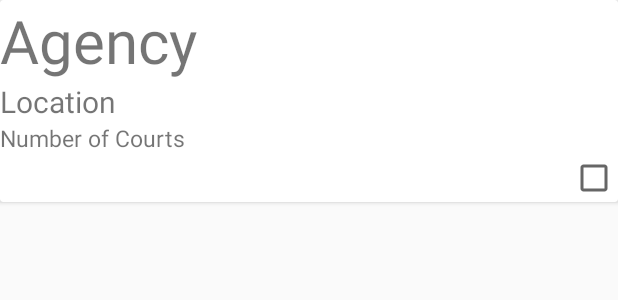
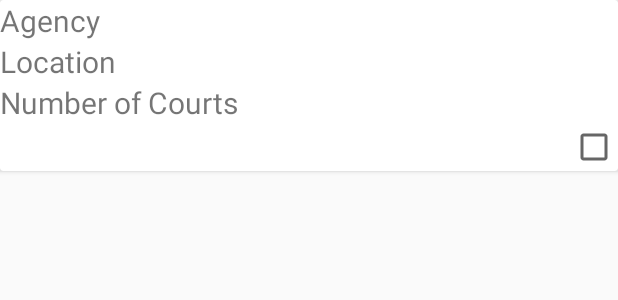
Before and after one commit to mrahimov/Hackathon, an Android app: the layout courts_item_view.xml on its own in the app's theme, with its tools: preview values and no code run, on a phone screen of 412 x 824 dp. Shown: the top 300 px of the screen. Run offline under Robolectric (Android 15) with nearby library versions, the phone set to English and light mode, and no system bars.

Commit message:
changed size

```diff
--- a/app/src/main/res/layout/courts_item_view.xml
+++ b/app/src/main/res/layout/courts_item_view.xml
@@ -15,7 +15,7 @@
             android:layout_width="wrap_content"
             android:layout_height="wrap_content"
             android:text="Agency"
-            android:textSize="40sp"/>
+            android:textSize="20sp"/>
 
         <TextView
             android:id="@+id/location_textView"
@@ -29,7 +29,7 @@
             android:layout_width="wrap_content"
             android:layout_height="wrap_content"
             android:text="Number of Courts"
-            android:textSize="15sp"/>
+            android:textSize="20sp"/>
 
         <CheckBox
             android:layout_gravity="end"
```
Also changed, not shown: app/src/main/res/drawable-v24/home.png (added).
